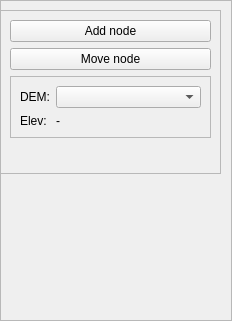
Above: qepanet_dockwidget_base.ui from aecforge/QEPANET before the change. Below: the same form after it.
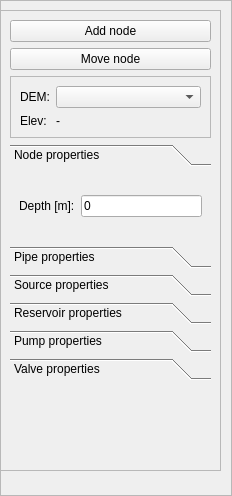
That is the form after the change.

Commit message: - Add_node_tool: now a new node can be added to an existing pipe.

The edit to the form file:
```diff
--- a/qepanet_dockwidget_base.ui
+++ b/qepanet_dockwidget_base.ui
@@ -7,7 +7,7 @@
     <x>0</x>
     <y>0</y>
     <width>232</width>
-    <height>321</height>
+    <height>496</height>
    </rect>
   </property>
   <property name="windowTitle">
@@ -29,7 +29,7 @@
          <x>0</x>
          <y>0</y>
          <width>230</width>
-         <height>297</height>
+         <height>472</height>
         </rect>
        </property>
        <widget class="QFrame" name="fra_main">
@@ -38,7 +38,7 @@
           <x>-1</x>
           <y>9</y>
           <width>221</width>
-          <height>164</height>
+          <height>461</height>
          </rect>
         </property>
         <property name="frameShape">
@@ -105,6 +105,75 @@
            </layout>
           </widget>
          </item>
+         <item>
+          <widget class="QToolBox" name="tbx_elements">
+           <property name="currentIndex">
+            <number>0</number>
+           </property>
+           <widget class="QWidget" name="wgt_ele_node">
+            <property name="geometry">
+             <rect>
+              <x>0</x>
+              <y>0</y>
+              <width>201</width>
+              <height>69</height>
+             </rect>
+            </property>
+            <attribute name="label">
+             <string>Node properties</string>
+            </attribute>
+            <layout class="QHBoxLayout" name="horizontalLayout">
+             <item>
+              <widget class="QLabel" name="lbl_node_depth">
+               <property name="text">
+                <string>Depth [m]:</string>
+               </property>
+              </widget>
+             </item>
+             <item>
+              <widget class="QLineEdit" name="txt_node_depth_val">
+               <property name="text">
+                <string>0</string>
+               </property>
+              </widget>
+             </item>
+            </layout>
+           </widget>
+           <widget class="QWidget" name="wgt_ele_pipe">
+            <attribute name="label">
+             <string>Pipe properties</string>
+            </attribute>
+           </widget>
+           <widget class="QWidget" name="wgt_ele_source">
+            <attribute name="label">
+             <string>Source properties</string>
+            </attribute>
+           </widget>
+           <widget class="QWidget" name="wgt_ele_reservoir">
+            <attribute name="label">
+             <string>Reservoir properties</string>
+            </attribute>
+           </widget>
+           <widget class="QWidget" name="wgt_ele_pump">
+            <attribute name="label">
+             <string>Pump properties</string>
+            </attribute>
+           </widget>
+           <widget class="QWidget" name="wgt_ele_valve">
+            <property name="geometry">
+             <rect>
+              <x>0</x>
+              <y>0</y>
+              <width>201</width>
+              <height>69</height>
+             </rect>
+            </property>
+            <attribute name="label">
+             <string>Valve properties</string>
+            </attribute>
+           </widget>
+          </widget>
+         </item>
          <item>
           <spacer name="verticalSpacer">
            <property name="orientation">
```
The commit also changes 3 other files.
